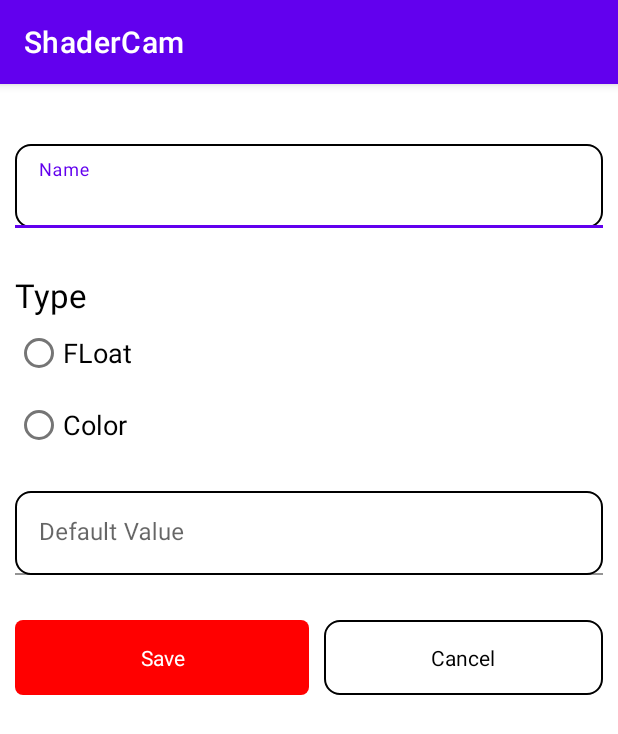
After one commit to MaxPleaner/ShaderCam, an Android app: the ParametersActivity screen opened directly, with no data from a screen before it, on a phone screen of 412 x 824 dp. The commit adds this screen. Shown: the top 734 px of the screen. Run offline under Robolectric (Android 15) with nearby library versions, the phone set to English and light mode, and no system bars; libraries missing offline, so code that uses them is left out: top.defaults.colorpicker.

Commit message:
done with the parameters screen

```diff
--- a/ShaderCam/app/src/main/java/com/skamz/shadercam/activities/EditorActivity.kt
+++ b/ShaderCam/app/src/main/java/com/skamz/shadercam/activities/EditorActivity.kt
@@ -3,15 +3,18 @@
 import android.content.Intent
 import android.os.Bundle
 import android.widget.Button
+import android.widget.TextView
 import androidx.appcompat.app.AppCompatActivity
 import com.google.android.material.textfield.TextInputEditText
 import com.skamz.shadercam.R
 import com.skamz.shadercam.shaders.util.ShaderAttributes
 
 import io.github.rosemoe.sora.widget.CodeEditor
-class EditorActivity : AppCompatActivity(){
+
+class EditorActivity : AppCompatActivity() {
     lateinit var textInput: CodeEditor
-    lateinit var nameInput: TextInputEditText
+   // lateinit var nameInput: TextInputEditText
+    lateinit var addParameter: TextView
 
     private fun saveShader(name: String, shaderMainText: String) {
         // TODO: Validate shader and show errors.
@@ -26,7 +29,7 @@
 
     private fun setValuesFromActiveShader() {
         textInput.setText(CameraActivity.shaderAttributes.shaderMainText);
-        nameInput.setText(CameraActivity.shaderAttributes.name)
+//        nameInput.setText(CameraActivity.shaderAttributes.name)
     }
 
     override fun onCreate(savedInstanceState: Bundle?) {
@@ -35,8 +38,15 @@
 
         val cameraLink = findViewById<Button>(R.id.camera_link);
         val saveButton = findViewById<Button>(R.id.save)
+        addParameter =  findViewById(R.id.addParameters)
         textInput = findViewById(R.id.text_input);
-        nameInput = findViewById(R.id.name_input);
+
+        addParameter.setOnClickListener {
+            val i = Intent(this, ParametersActivity::class.java)
+            i.addFlags(Intent.FLAG_ACTIVITY_REORDER_TO_FRONT)
+            startActivity(i)
+        }
+        // nameInput = findViewById(R.id.name_input);
 
 //        val grammarDefinition = DefaultGrammarDefinition.withLanguageConfiguration()
 //        textInput.setEditorLanguage(TextMateLanguage.create("GLSL", true))
@@ -44,7 +54,7 @@
         setValuesFromActiveShader()
 
         cameraLink.setOnClickListener {
-            saveShader(nameInput.text.toString(), textInput.text.toString())
+           // saveShader(nameInput.text.toString(), textInput.text.toString())
 
             val cameraActivityIntent = Intent(this, CameraActivity::class.java)
             cameraActivityIntent.addFlags(Intent.FLAG_ACTIVITY_REORDER_TO_FRONT);
@@ -52,7 +62,7 @@
         }
 
         saveButton.setOnClickListener {
-            saveShader(nameInput.text.toString(), textInput.text.toString())
+        //    saveShader(nameInput.text.toString(), textInput.text.toString())
         }
     }
 }
--- /dev/null
+++ b/ShaderCam/app/src/main/java/com/skamz/shadercam/activities/ParametersActivity.kt
@@ -0,0 +1,236 @@
+package com.skamz.shadercam.activities
+
+import android.graphics.Color
+import android.os.Bundle
+import android.util.Log
+import android.view.View
+import android.widget.LinearLayout
+import android.widget.RadioButton
+import android.widget.TextView
+import androidx.appcompat.app.AppCompatActivity
+import com.google.android.material.textfield.TextInputEditText
+import com.skamz.shadercam.R
+import top.defaults.colorpicker.ColorPickerPopup
+import top.defaults.colorpicker.ColorPickerPopup.ColorPickerObserver
+
+
+class ParametersActivity : AppCompatActivity() {
+
+    private val TAG = "ParametersActivity"
+
+    private lateinit var floatLayout: LinearLayout
+
+    private lateinit var colorLayout: LinearLayout
+
+    private lateinit var colorRB: RadioButton
+
+    private lateinit var floatRB: RadioButton
+
+    private lateinit var setDefaultValue: TextInputEditText
+
+    private lateinit var cancelBtn: TextView
+
+    private lateinit var save: TextView
+
+    // text view variable to set the color for GFG text
+    private lateinit var gfgTextView: TextView
+
+    // two buttons to open color picker dialog and one to
+    // set the color for GFG text
+    private lateinit var mSetColorButton: TextView   // two buttons to open color picker dialog and one to
+
+    // set the color for GFG text
+    private lateinit var mPickColorButton: TextView
+
+    // view box to preview the selected color
+    private lateinit var mColorPreview: View
+
+    // this is the default color of the preview box
+    private var mDefaultColor = 0
+
+    override fun onCreate(savedInstanceState: Bundle?) {
+        super.onCreate(savedInstanceState)
+        setContentView(R.layout.activity_parameters)
+
+        init()
+    }
+
+    private fun init() {
+        try {
+            colorLayout = findViewById(R.id.colorLayout)
+
+            floatLayout = findViewById(R.id.floatLayout)
+
+            colorRB = findViewById(R.id.colorRB)
+
+            floatRB = findViewById(R.id.floatRb)
+
+            setDefaultValue = findViewById(R.id.setDefaultValue)
+
+            save = findViewById(R.id.saveParameters)
+
+            // register the GFG text with appropriate ID
+            gfgTextView = findViewById(R.id.gfg_heading)
+
+            cancelBtn = findViewById(R.id.cancelParameters)
+
+            // register two of the buttons with their
+            // appropriate IDs
+            mPickColorButton = findViewById(R.id.pick_color_button)
+            mSetColorButton = findViewById(R.id.set_color_button)
+
+            // and also register the view which shows the
+            // preview of the color chosen by the user
+            mColorPreview = findViewById(R.id.preview_selected_color)
+
+            // set the default color to 0 as it is black
+            mDefaultColor = 0
+
+            setOnClickListeners()
+
+        } catch (e: Exception) {
+            Log.e(TAG, "setOnClickListeners: $e")
+        }
+    }
+
+    private fun setOnClickListeners() {
+        try {
+            //initiate pick color dialog
+            pickColorDialog()
+            //set picked color
+            setPickedColor()
+            // RB
+            colorRB.setOnClickListener { onRadioButtonClicked(colorRB) }
+
+            floatRB.setOnClickListener { onRadioButtonClicked(floatRB) }
+
+            //buttons
+            save.setOnClickListener {
+                super.onBackPressed()
+            }
+            cancelBtn.setOnClickListener {
+                super.onBackPressed()
+            }
+
+        } catch (e: Exception) {
+            Log.e(TAG, "setOnClickListeners: $e")
+        }
+    }
+
+    private fun setPickedColor() {
+        try {
+            // handling the Set Color button to set the selected
+            // color for the GFG text.
+
+            // handling the Set Color button to set the selected
+            // color for the GFG text.
+            mSetColorButton.setOnClickListener {
+                // now change the value of the GFG text
+                // as well.
+                gfgTextView.setTextColor(mDefaultColor)
+
+                setDefaultValue.setText(mDefaultColor)
+            }
+        } catch (e: Exception) {
+            Log.e(TAG, "setPickedColor: $e")
+        }
+    }
+
+    private fun pickColorDialog() {
+        try {
+            // handling the Pick Color Button to open color
+            // picker dialog
+
+            // handling the Pick Color Button to open color
+            // picker dialog
+            mPickColorButton.setOnClickListener { v ->
+                ColorPickerPopup.Builder(this).initialColor(
+                    Color.RED
+                ) // set initial color
+                    // of the color
+                    // picker dialog
+                    .enableBrightness(
+                        true
+                    ) // enable color brightness
+                    // slider or not
+                    .enableAlpha(
+                        true
+                    ) // enable color alpha
+                    // changer on slider or
+                    // not
+                    .okTitle(
+                        "Choose"
+                    ) // this is top right
+                    // Choose button
+                    .cancelTitle(
+                        "Cancel"
+                    ) // this is top left
+                    // Cancel button which
+                    // closes the
+                    .showIndicator(
+                        true
+                    ) // this is the small box
+                    // which shows the chosen
+                    // color by user at the
+                    // bottom of the cancel
+                    // button
+                    .showValue(
+                        true
+                    ) // this is the value which
+                    // shows the selected
+                    // color hex code
+                    // the above all values can be made
+                    // false to disable them on the
+                    // color picker dialog.
+                    .build()
+                    .show(
+                        v,
+                        object : ColorPickerObserver() {
+                            override fun onColorPicked(color: Int) {
+                                // set the color
+                                // which is returned
+                                // by the color
+                                // picker
+                                mDefaultColor = color
+
+                                // now as soon as
+                                // the dialog closes
+                                // set the preview
+                                // box to returned
+                                // color
+                                mColorPreview.setBackgroundColor(mDefaultColor)
+                            }
+                        })
+            }
+        } catch (e: Exception) {
+            Log.e(TAG, "pickColorDialog: $e")
+        }
+    }
+
+
+    private fun onRadioButtonClicked(view: View) {
+        try {
+
+        } catch (e: Exception) {
+            Log.e(TAG, "onRadioButtonClicked: $e")
+        }
+        if (view is RadioButton) {
+            // Is the button now checked?
+            val checked = view.isChecked
+
+            // Check which radio button was clicked
+            when (view.getId()) {
+                R.id.colorRB ->
+                    if (checked) {
+                        floatLayout.visibility = View.GONE
+                        colorLayout.visibility = View.VISIBLE
+                    }
+                R.id.floatRb ->
+                    if (checked) {
+                        floatLayout.visibility = View.VISIBLE
+                        colorLayout.visibility = View.GONE
+                    }
+            }
+        }
+    }
+}
--- a/ShaderCam/app/src/main/java/com/skamz/shadercam/database/Shader.kt
+++ b/ShaderCam/app/src/main/java/com/skamz/shadercam/database/Shader.kt
@@ -1,3 +1,5 @@
 package com.skamz.shadercam.database
 
-data class Shader()
+data class Shader(
+    val water: String
+)
--- /dev/null
+++ b/ShaderCam/app/src/main/res/drawable/button_background.xml
@@ -0,0 +1,8 @@
+<?xml version="1.0" encoding="utf-8"?>
+<shape xmlns:android="http://schemas.android.com/apk/res/android"
+    android:shape="rectangle"
+    android:padding="10dp">
+    <solid android:color="@color/red" />
+    <!--corners allow us to make the rounded corners button-->
+    <corners android:radius="5dp" />
+</shape>
--- /dev/null
+++ b/ShaderCam/app/src/main/res/drawable/text_input.xml
@@ -0,0 +1,9 @@
+<?xml version="1.0" encoding="utf-8"?>
+<selector xmlns:android="http://schemas.android.com/apk/res/android">
+    <item android:state_enabled="true" >
+        <shape android:shape="rectangle">
+            <corners android:radius="10dp"/>
+            <stroke android:color="@color/black" android:width="1dp"/>
+        </shape>
+    </item>
+</selector>
--- a/ShaderCam/app/src/main/res/layout/activity_editor.xml
+++ b/ShaderCam/app/src/main/res/layout/activity_editor.xml
@@ -1,8 +1,10 @@
 <?xml version="1.0" encoding="utf-8"?>
 <androidx.constraintlayout.widget.ConstraintLayout xmlns:android="http://schemas.android.com/apk/res/android"
     xmlns:app="http://schemas.android.com/apk/res-auto"
+    xmlns:tools="http://schemas.android.com/tools"
     android:layout_width="match_parent"
     android:layout_height="match_parent">
+
 
     <Button
         android:id="@+id/camera_link"
@@ -26,43 +28,48 @@
         app:layout_constraintEnd_toEndOf="parent"
         app:layout_constraintTop_toTopOf="parent" />
 
-    <com.google.android.material.textfield.TextInputLayout
+    <io.github.rosemoe.sora.widget.CodeEditor
+        android:id="@+id/text_input"
         android:layout_width="match_parent"
-        android:layout_height="wrap_content"
-        android:layout_marginTop="40dp"
-        app:layout_constraintStart_toStartOf="parent"
-        app:layout_constraintTop_toTopOf="parent">
-        <com.google.android.material.textfield.TextInputEditText
-            android:id="@+id/name_input"
-            android:layout_width="match_parent"
-            android:layout_height="wrap_content"
-            android:hint="Name" />
-    </com.google.android.material.textfield.TextInputLayout>
-
-    <io.github.rosemoe.sora.widget.CodeEditor
-        android:layout_height="match_parent"
-        android:layout_width="match_parent"
+        android:layout_height="300dp"
+        android:layout_marginStart="8dp"
         android:layout_marginTop="100dp"
-        android:layout_marginRight="5dp"
-        android:layout_marginLeft="5dp"
         android:layout_marginBottom="5dp"
         app:layout_constraintBottom_toBottomOf="parent"
         app:layout_constraintStart_toStartOf="parent"
         app:layout_constraintTop_toTopOf="parent"
-        android:id="@+id/text_input"/>
+        app:layout_constraintVertical_bias="0.831" />
 
-<!--    <com.google.android.material.textfield.TextInputLayout-->
-<!--        android:layout_width="match_parent"-->
-<!--        android:layout_height="match_parent"-->
-<!--        android:layout_marginTop="100dp"-->
-<!--        app:layout_constraintBottom_toBottomOf="parent"-->
-<!--        app:layout_constraintStart_toStartOf="parent"-->
-<!--        app:layout_constraintTop_toTopOf="parent">-->
-<!--        <com.google.android.material.textfield.TextInputEditText-->
-<!--            android:id="@+id/text_input"-->
-<!--            android:layout_width="match_parent"-->
-<!--            android:layout_height="match_parent"-->
-<!--            android:gravity="start"-->
-<!--            android:hint="Shader Text" />-->
-<!--    </com.google.android.material.textfield.TextInputLayout>-->
+    <TextView
+        android:id="@+id/addParameters"
+        android:layout_width="328dp"
+        android:layout_height="52dp"
+        android:layout_weight="1"
+        android:background="@drawable/text_input"
+        android:gravity="center"
+        android:padding="15dp"
+        android:text="Add Parameters"
+        android:textColor="@color/black"
+        app:layout_constraintBottom_toBottomOf="parent"
+        app:layout_constraintEnd_toEndOf="parent"
+        app:layout_constraintHorizontal_bias="0.493"
+        app:layout_constraintStart_toStartOf="parent"
+        app:layout_constraintTop_toTopOf="parent"
+        app:layout_constraintVertical_bias="0.413" />
+
+    <TextView
+        android:id="@+id/textView"
+        android:layout_width="wrap_content"
+        android:layout_height="wrap_content"
+        android:text="Parameters : "
+        android:textSize="22sp"
+        android:textStyle="bold"
+        android:textColor="@color/black"
+        app:layout_constraintBottom_toBottomOf="parent"
+        app:layout_constraintEnd_toEndOf="parent"
+        app:layout_constraintHorizontal_bias="0.227"
+        app:layout_constraintStart_toStartOf="parent"
+        app:layout_constraintTop_toTopOf="parent"
+        app:layout_constraintVertical_bias="0.191" />
+
 </androidx.constraintlayout.widget.ConstraintLayout>
--- /dev/null
+++ b/ShaderCam/app/src/main/res/layout/activity_parameters.xml
@@ -0,0 +1,192 @@
+<?xml version="1.0" encoding="utf-8"?>
+<LinearLayout xmlns:android="http://schemas.android.com/apk/res/android"
+    xmlns:app="http://schemas.android.com/apk/res-auto"
+    xmlns:tools="http://schemas.android.com/tools"
+    tools:context=".activities.ParametersActivity" android:layout_height="match_parent"
+    android:layout_width="match_parent">
+
+    <ScrollView
+        android:layout_width="match_parent"
+        android:layout_height="match_parent">
+        <LinearLayout
+            android:layout_width="match_parent"
+            android:layout_marginStart="10dp"
+            android:layout_marginEnd="10dp"
+            android:layout_height="wrap_content"
+            android:orientation="vertical">
+            <com.google.android.material.textfield.TextInputLayout
+                android:layout_width="match_parent"
+                android:layout_height="wrap_content"
+                android:layout_marginTop="40dp">
+                <com.google.android.material.textfield.TextInputEditText
+                    android:id="@+id/name_input"
+                    android:layout_width="match_parent"
+                    android:background="@drawable/text_input"
+                    android:layout_height="wrap_content"
+                    android:inputType="text"
+                    android:hint="Name" />
+            </com.google.android.material.textfield.TextInputLayout>
+
+            <TextView
+                android:layout_width="wrap_content"
+                android:layout_height="wrap_content"
+                android:text="@string/type"
+                android:textColor="@color/black"
+                android:textSize="22sp"
+                android:layout_marginTop="30dp"
+                />
+            <RadioGroup
+                android:id="@+id/typeRG"
+                android:layout_width="match_parent"
+                android:layout_height="wrap_content">
+                <RadioButton
+                    android:id="@+id/floatRb"
+                    android:layout_width="wrap_content"
+                    android:layout_height="wrap_content"
+                    android:text="FLoat"
+                    android:textSize="18sp"/>
+                <RadioButton
+                    android:id="@+id/colorRB"
+                    android:layout_width="wrap_content"
+                    android:layout_height="wrap_content"
+                    android:text="@string/color"
+                    android:textSize="18sp"/>
+            </RadioGroup>
+
+     <LinearLayout
+         android:id="@+id/colorLayout"
+         android:layout_width="match_parent"
+         android:layout_height="wrap_content"
+         android:visibility="gone"
+         android:orientation="vertical">
+         <!--Pick color Button-->
+         <TextView
+             android:gravity="center"
+             android:padding="10dp"
+             android:id="@+id/pick_color_button"
+             android:layout_width="match_parent"
+             android:layout_height="wrap_content"
+             android:background="@drawable/text_input"
+             android:layout_gravity="center"
+             android:layout_marginTop="32dp"
+             android:layout_marginStart="32dp"
+             android:textColor="@color/black"
+             android:layout_marginEnd="32dp"
+             android:text="Pick Color" />
+
+         <TextView
+             android:id="@+id/gfg_heading"
+             android:textColor="@color/black"
+             android:layout_width="wrap_content"
+             android:layout_height="wrap_content"
+             android:layout_gravity="center"
+             android:layout_marginTop="32dp"
+             android:textSize="18sp"
+             android:text="Your picked color is:" />
+
+         <!--sample view to preview selected color by user-->
+         <!--by default this has been set to darker gery-->
+         <!--this can be overridden after user choose the
+             color from color picker-->
+         <!--which has been handled in the MainActivity.java-->
+         <View
+             android:id="@+id/preview_selected_color"
+             android:layout_width="48dp"
+             android:layout_height="48dp"
+             android:layout_gravity="center"
+             android:background="@android:color/darker_gray"
+             android:layout_marginTop="8dp" />
+
+         <!--set color button to overwrite the
+             color for GeeksforGeeks text-->
+         <TextView
+             android:gravity="center"
+             android:padding="10dp"
+             android:id="@+id/set_color_button"
+             android:layout_width="match_parent"
+             android:layout_height="wrap_content"
+             android:background="@drawable/button_background"
+             android:layout_gravity="center"
+             android:layout_marginTop="32dp"
+             android:layout_marginStart="32dp"
+             android:textColor="@color/white"
+             android:layout_marginEnd="32dp"
+             android:text="Set Color" />
+     </LinearLayout>
+
+            <com.google.android.material.textfield.TextInputLayout
+                android:layout_width="match_parent"
+                android:layout_height="wrap_content"
+                android:layout_marginTop="20dp">
+                <com.google.android.material.textfield.TextInputEditText
+                    android:id="@+id/setDefaultValue"
+                    android:layout_width="match_parent"
+                    android:background="@drawable/text_input"
+                    android:layout_height="wrap_content"
+                    android:hint="Default Value" />
+            </com.google.android.material.textfield.TextInputLayout>
+
+            <LinearLayout
+                android:id="@+id/floatLayout"
+                android:layout_width="match_parent"
+                android:layout_height="wrap_content"
+                android:visibility="gone"
+                android:orientation="vertical">
+                <com.google.android.material.textfield.TextInputLayout
+                    android:layout_width="match_parent"
+                    android:layout_height="wrap_content"
+                    android:layout_marginTop="10dp">
+                    <com.google.android.material.textfield.TextInputEditText
+                        android:layout_width="match_parent"
+                        android:background="@drawable/text_input"
+                        android:layout_height="wrap_content"
+                        android:hint="Min Value " />
+                </com.google.android.material.textfield.TextInputLayout>
+                <com.google.android.material.textfield.TextInputLayout
+                    android:layout_width="match_parent"
+                    android:layout_height="wrap_content"
+                    android:layout_marginTop="10dp">
+                    <com.google.android.material.textfield.TextInputEditText
+                        android:layout_width="match_parent"
+                        android:background="@drawable/text_input"
+                        android:layout_height="wrap_content"
+                        android:hint="Max Value" />
+                </com.google.android.material.textfield.TextInputLayout>
+
+            </LinearLayout>
+
+            <LinearLayout
+                android:layout_width="match_parent"
+                android:layout_marginTop="30dp"
+                android:layout_height="wrap_content"
+                android:orientation="horizontal">
+
+                <TextView
+                    android:id="@+id/saveParameters"
+                    android:layout_width="match_parent"
+                    android:layout_height="wrap_content"
+                    android:text="Save"
+                    android:layout_weight="1"
+                    android:gravity="center"
+                    android:padding="15dp"
+                    android:textColor="@color/white"
+                    android:background="@drawable/button_background"/>
+
+                <TextView
+                    android:id="@+id/cancelParameters"
+                    android:layout_width="match_parent"
+                    android:layout_height="wrap_content"
+                    android:gravity="center"
+                    android:layout_marginStart="10dp"
+                    android:layout_weight="1"
+                    android:text="Cancel"
+                    android:padding="15dp"
+                    android:textColor="@color/black"
+                    android:background="@drawable/text_input"/>
+
+            </LinearLayout>
+
+        </LinearLayout>
+    </ScrollView>
+
+</LinearLayout>
--- a/ShaderCam/app/src/main/res/values/strings.xml
+++ b/ShaderCam/app/src/main/res/values/strings.xml
@@ -1,3 +1,5 @@
 <resources>
     <string name="app_name">ShaderCam</string>
+    <string name="color">Color</string>
+    <string name="type">Type</string>
 </resources>
```
Also changed, not shown: ShaderCam/app/build.gradle (+6 -4 lines), ShaderCam/app/src/main/AndroidManifest.xml (+13 -7 lines).
